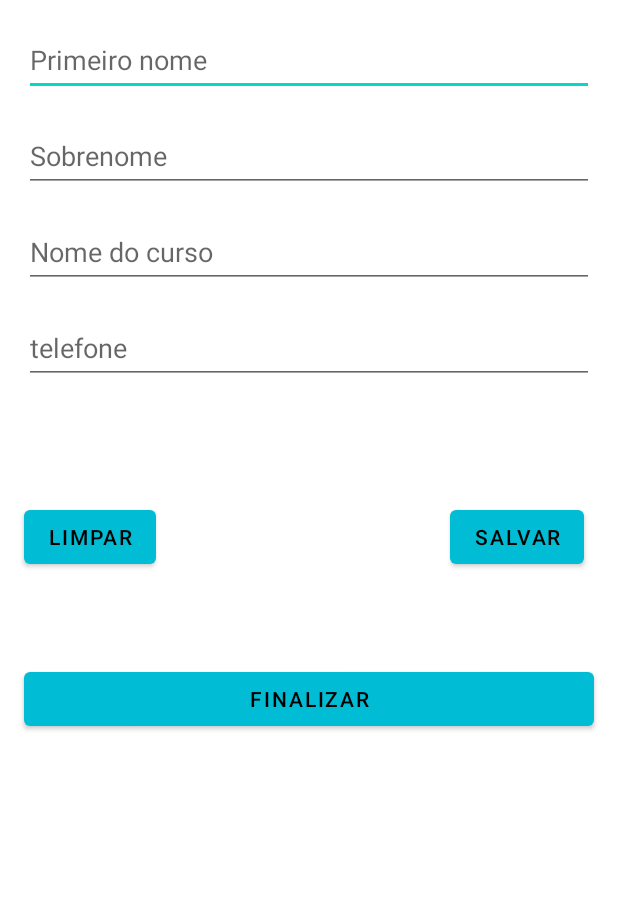
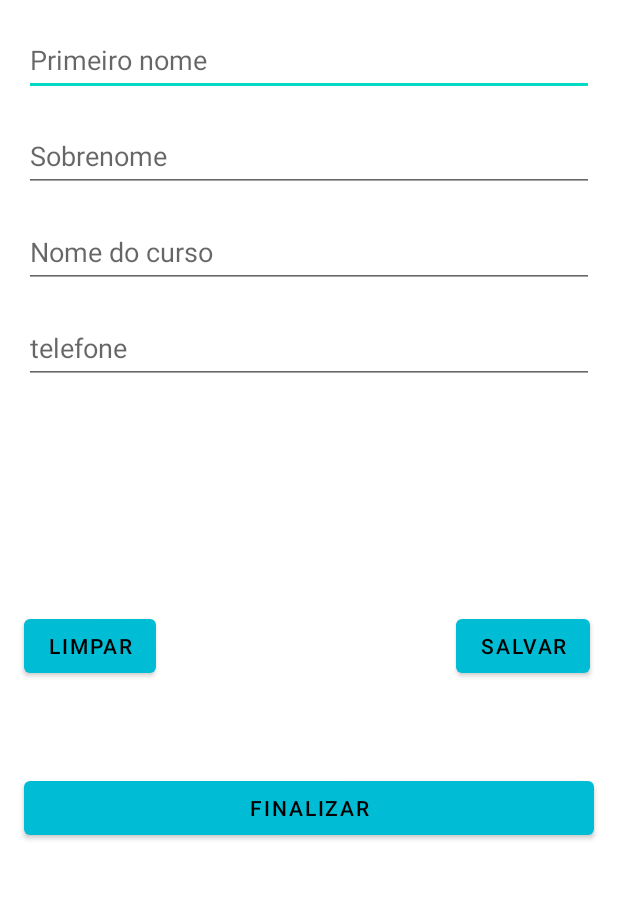
Before and after one commit to jottasant0s/CursoAndroidDoMarcoAurelio, an Android app: the screen it shows after launch (MainActivity), on a phone screen of 412 x 824 dp, the part 223-1123 px from its top. Run offline under Robolectric (Android 15) with nearby library versions, the phone set to English and light mode, and no system bars.

```diff
--- a/app/src/main/java/devandroid/santos/applistavip/controller/CursoController.java
+++ /dev/null
@@ -1,4 +0,0 @@
-package devandroid.santos.applistavip.controller;
-
-public class CursoController {
-}
--- a/app/src/main/java/devandroid/santos/applistavip/model/Curso.java
+++ /dev/null
@@ -1,4 +0,0 @@
-package devandroid.santos.applistavip.model;
-
-public class Curso {
-}
--- /dev/null
+++ b/app/src/main/java/devandroid/santos/applistavip/model/Pessoa.java
@@ -0,0 +1,9 @@
+package devandroid.santos.applistavip.model;
+
+public class Pessoa {
+
+    // constructor
+    public Pessoa() {
+
+    }
+}
--- a/app/src/main/java/devandroid/santos/applistavip/view/MainActivity.java
+++ b/app/src/main/java/devandroid/santos/applistavip/view/MainActivity.java
@@ -6,11 +6,17 @@ import android.os.Bundle;
 
 import devandroid.santos.applistavip.R;
 
+import devandroid.santos.applistavip.model.Pessoa;
+
 public class MainActivity extends AppCompatActivity {
+
+    Pessoa pessoa;
 
     @Override
     protected void onCreate(Bundle savedInstanceState) {
         super.onCreate(savedInstanceState);
         setContentView(R.layout.activity_main);
+
+        pessoa = new Pessoa();
     }
 }
--- a/app/src/main/res/layout/activity_main.xml
+++ b/app/src/main/res/layout/activity_main.xml
@@ -88,11 +88,13 @@
         android:id="@+id/btnSalvar"
         android:layout_width="wrap_content"
         android:layout_height="wrap_content"
-        android:layout_marginStart="196dp"
+        android:layout_marginStart="184dp"
         android:layout_marginBottom="60dp"
+        android:text="@string/txt_button_salvar"
         android:textColor="@android:color/black"
-        android:text="@string/txt_button_salvar"
         app:layout_constraintBottom_toTopOf="@+id/btnFinalizar"
+        app:layout_constraintEnd_toEndOf="parent"
+        app:layout_constraintHorizontal_bias="0.466"
         app:layout_constraintStart_toEndOf="@+id/btnLimpar"
         app:layout_constraintTop_toBottomOf="@+id/editTelefone"
         app:layout_constraintVertical_bias="1.0" />
@@ -102,11 +104,12 @@
         android:layout_width="match_parent"
         android:layout_height="wrap_content"
         android:layout_margin="16dp"
+        android:text="@string/txt_button_finalizar"
         android:textColor="@android:color/black"
-        android:text="@string/txt_button_finalizar"
         app:layout_constraintBottom_toBottomOf="parent"
         app:layout_constraintEnd_toEndOf="parent"
         app:layout_constraintStart_toStartOf="parent"
-        app:layout_constraintTop_toBottomOf="@+id/editTelefone" />
+        app:layout_constraintTop_toBottomOf="@+id/editTelefone"
+        app:layout_constraintVertical_bias="0.715" />
 
 </androidx.constraintlayout.widget.ConstraintLayout>
```
